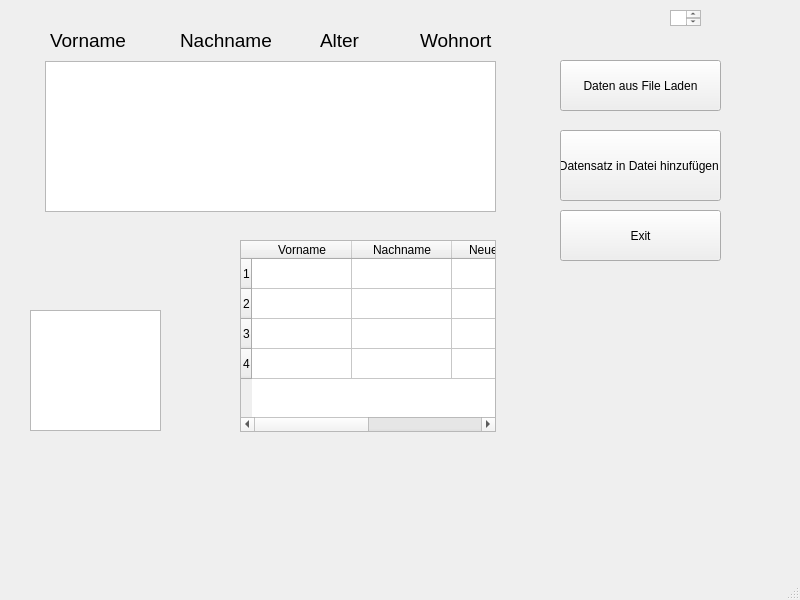
Above: mainwindow.ui from fayezbk/Person before the change. Below: the same form after it.
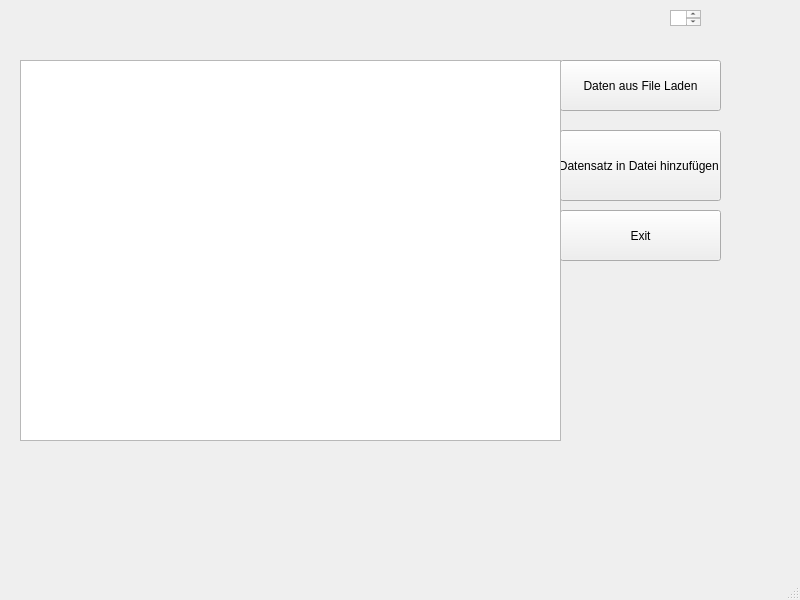
That is the form after the change.

Diff of the .ui file:
```diff
--- a/mainwindow.ui
+++ b/mainwindow.ui
@@ -53,78 +53,6 @@
      <string>Datensatz in Datei hinzufügen </string>
     </property>
    </widget>
-   <widget class="QLabel" name="Vorname">
-    <property name="geometry">
-     <rect>
-      <x>50</x>
-      <y>30</y>
-      <width>81</width>
-      <height>21</height>
-     </rect>
-    </property>
-    <property name="font">
-     <font>
-      <pointsize>14</pointsize>
-     </font>
-    </property>
-    <property name="text">
-     <string>Vorname</string>
-    </property>
-   </widget>
-   <widget class="QLabel" name="Nachname">
-    <property name="geometry">
-     <rect>
-      <x>180</x>
-      <y>30</y>
-      <width>91</width>
-      <height>21</height>
-     </rect>
-    </property>
-    <property name="font">
-     <font>
-      <pointsize>14</pointsize>
-     </font>
-    </property>
-    <property name="text">
-     <string>Nachname</string>
-    </property>
-   </widget>
-   <widget class="QLabel" name="Alter">
-    <property name="geometry">
-     <rect>
-      <x>320</x>
-      <y>30</y>
-      <width>81</width>
-      <height>21</height>
-     </rect>
-    </property>
-    <property name="font">
-     <font>
-      <pointsize>14</pointsize>
-     </font>
-    </property>
-    <property name="text">
-     <string>Alter</string>
-    </property>
-   </widget>
-   <widget class="QLabel" name="Wohnort">
-    <property name="geometry">
-     <rect>
-      <x>420</x>
-      <y>30</y>
-      <width>81</width>
-      <height>21</height>
-     </rect>
-    </property>
-    <property name="font">
-     <font>
-      <pointsize>14</pointsize>
-     </font>
-    </property>
-    <property name="text">
-     <string>Wohnort</string>
-    </property>
-   </widget>
    <widget class="QPlainTextEdit" name="f11">
     <property name="geometry">
      <rect>
@@ -135,80 +63,15 @@
      </rect>
     </property>
    </widget>
-   <widget class="QTextBrowser" name="textBrowser">
-    <property name="geometry">
-     <rect>
-      <x>45</x>
-      <y>61</y>
-      <width>451</width>
-      <height>151</height>
-     </rect>
-    </property>
-   </widget>
-   <widget class="QListWidget" name="l1">
-    <property name="geometry">
-     <rect>
-      <x>30</x>
-      <y>310</y>
-      <width>131</width>
-      <height>121</height>
-     </rect>
-    </property>
-   </widget>
    <widget class="QTableWidget" name="t1">
     <property name="geometry">
      <rect>
-      <x>240</x>
-      <y>240</y>
-      <width>256</width>
-      <height>192</height>
+      <x>20</x>
+      <y>60</y>
+      <width>541</width>
+      <height>381</height>
      </rect>
     </property>
-    <row>
-     <property name="text">
-      <string>1</string>
-     </property>
-    </row>
-    <row>
-     <property name="text">
-      <string>2</string>
-     </property>
-    </row>
-    <row>
-     <property name="text">
-      <string>3</string>
-     </property>
-    </row>
-    <row>
-     <property name="text">
-      <string>4</string>
-     </property>
-    </row>
-    <column>
-     <property name="text">
-      <string>Vorname</string>
-     </property>
-    </column>
-    <column>
-     <property name="text">
-      <string>Nachname</string>
-     </property>
-    </column>
-    <column>
-     <property name="text">
-      <string>Neue Spalte</string>
-     </property>
-    </column>
-    <column>
-     <property name="text">
-      <string>Wohnort</string>
-     </property>
-    </column>
-    <item row="0" column="0">
-     <property name="text">
-      <string/>
-     </property>
-    </item>
    </widget>
   </widget>
   <widget class="QMenuBar" name="menubar">
```
